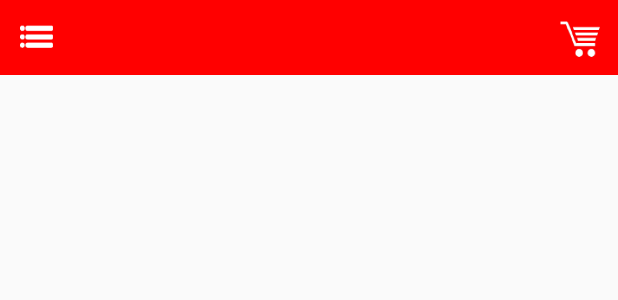
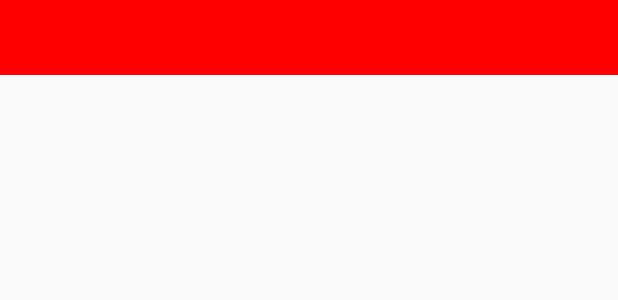
Before and after one commit to wgcarvajal/Pirinola24, an Android app: the layout fragment_anuncio.xml on its own in the app's theme, with its tools: preview values and no code run, on a phone screen of 412 x 824 dp. Shown: the top 300 px of the screen. Run offline under Robolectric (Android 15) with nearby library versions, the phone set to English and light mode, and no system bars.

Commit message:
mejoras en la nueva interfaz

```diff
--- a/app/src/main/java/pirinola24/com/pirinola24/NoregistradoActivity.java
+++ b/app/src/main/java/pirinola24/com/pirinola24/NoregistradoActivity.java
@@ -50,6 +50,7 @@ public class NoregistradoActivity extends AppCompatActivity implements View.OnCl
     private TextView textDireccion;
     private TextView textBarrio;
     private TextView textTelefono;
+    private TextView titulo;
     private ScrollView scrollgeneral;
     private ImageView btnAtras;
     private Button btnEnviarPedido;
@@ -74,7 +75,7 @@ public class NoregistradoActivity extends AppCompatActivity implements View.OnCl
         textBarrio=(TextView)findViewById(R.id.txt_barrio);
         textTelefono=(TextView)findViewById(R.id.txt_telefono);
         sinconexion=(TextView)findViewById(R.id.txt_sin_conexion);
-
+        titulo=(TextView)findViewById(R.id.titulonoregistrado);
 
 
         btnAtras=(ImageView)findViewById(R.id.flecha_atras);
@@ -95,6 +96,7 @@ public class NoregistradoActivity extends AppCompatActivity implements View.OnCl
         btnEnviarPedido.setTypeface(TF);
         volver_cargar.setTypeface(TF);
         sinconexion.setTypeface(TF);
+        titulo.setTypeface(TF);
 
 
         String [] objetos= getResources().getStringArray(R.array.forma_pago);
--- a/app/src/main/res/layout/activity_noregistrado.xml
+++ b/app/src/main/res/layout/activity_noregistrado.xml
@@ -7,7 +7,7 @@
     android:background="@color/blanco">
 
     <TextView
-        android:id="@+id/ingrese"
+        android:id="@+id/titulonoregistrado"
         android:layout_width="match_parent"
         android:layout_height="@dimen/tam_img_titulo_subcategoria"
         android:layout_marginTop="@dimen/super_margin_small"
@@ -39,7 +39,7 @@
         android:layout_width="match_parent"
         android:layout_height="match_parent"
         android:scrollbars="none"
-        android:layout_below="@id/flecha_atras"
+        android:layout_below="@id/titulonoregistrado"
         android:layout_marginBottom="@dimen/margin_small"
         >
 
--- a/app/src/main/res/layout/activity_pedido.xml
+++ b/app/src/main/res/layout/activity_pedido.xml
@@ -58,7 +58,6 @@
             android:id="@+id/txt_domicilio"
             android:layout_width="match_parent"
             android:layout_height="wrap_content"
-            android:text="@string/domicilio_incluido"
             android:layout_marginLeft="@dimen/margin_small"
             android:textColor="@color/rojo"
             android:textSize="@dimen/size_tex_domicilio_incluido"
--- a/app/src/main/res/layout/fragment_anuncio.xml
+++ b/app/src/main/res/layout/fragment_anuncio.xml
@@ -14,23 +14,7 @@
         android:layout_height="@dimen/tam_img_titulo_subcategoria"
         android:background="@color/rojo"
         />
-    <ImageView
-        android:id="@+id/btn_menu_principal"
-        android:layout_width="@dimen/tam_img_icono_menu_carro"
-        android:layout_height="@dimen/tam_img_icono_menu_carro"
-        android:layout_marginLeft="@dimen/margin_small"
-        android:layout_marginTop="@dimen/margin_small"
-        android:src="@mipmap/ic_menu_principal"
-        />
-    <ImageView
-        android:id="@+id/carrito_compras"
-        android:layout_width="@dimen/tam_img_icono_menu_carro"
-        android:layout_height="@dimen/tam_img_icono_menu_carro"
-        android:layout_marginRight="@dimen/margin_small"
-        android:layout_marginTop="@dimen/margin_small"
-        android:layout_alignParentRight="true"
-        android:src="@mipmap/ic_carro_compras"
-        />
+
 
 
     <ImageView
--- a/app/src/main/res/values/strings.xml
+++ b/app/src/main/res/values/strings.xml
@@ -17,10 +17,10 @@
     <string name="regresar_a_carta">Atras</string>
     <string name="text_total_pedido">Total: </string>
     <string name="text_btn_finalizar_pedido">Realizar pedido</string>
-    <string name="domicilio_incluido">(Domicilio incluido $2.000)</string>
+    <string name="domicilio_incluido">(Domicilio incluido $</string>
     <string name="menaje_desea_vaciar_pedido">Deseas vaciar el pedido?</string>
     <string name="mensaje_pedido_vacio">Se ha vaciado el pedido.</string>
-    <string name="mensaje_pedido_minimo">Valor minimo del pedido $10.000</string>
+    <string name="mensaje_pedido_minimo">Valor minimo del pedido $</string>
     <string name="txt_hint_correo_electronico">Correo electrónico</string>
     <string name="text_autenticarse">Iniciar sesión</string>
     <string name="text_recuperar_clave">¿Olvidaste tu clave?</string>
```
Also changed, not shown: app/src/main/java/pirinola24/com/pirinola24/MainActivity.java (+31 -4 lines), app/src/main/java/pirinola24/com/pirinola24/PedidoActivity.java (+19 -4 lines), app/src/main/java/pirinola24/com/pirinola24/modelo/Subcategoria.java (+17 -0 lines), 1 other file.
